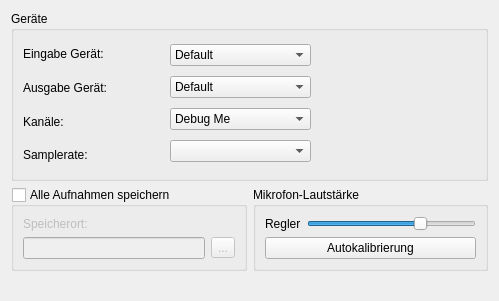
The window that ui/soundsettingsdlg.ui (KDE/simon) describes before a commit, drawn with Qt 5.
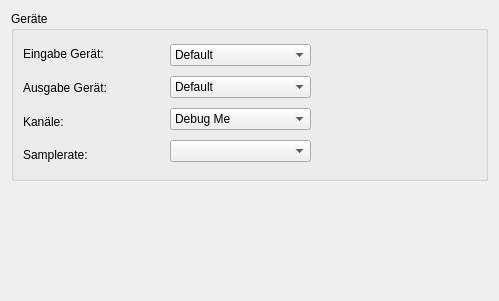
The same window after the commit. Icons and pictures are not drawn. Custom widgets are drawn as their Qt base class.

Patch:
```diff
--- a/ui/soundsettingsdlg.ui
+++ b/ui/soundsettingsdlg.ui
@@ -166,108 +166,6 @@
      </layout>
     </widget>
    </item>
-   <item>
-    <layout class="QHBoxLayout" >
-     <item>
-      <widget class="SimonGroupBox" name="groupBox" >
-       <property name="title" >
-        <string>Alle Aufnahmen speichern</string>
-       </property>
-       <property name="flat" >
-        <bool>false</bool>
-       </property>
-       <property name="checkable" >
-        <bool>true</bool>
-       </property>
-       <property name="checked" >
-        <bool>false</bool>
-       </property>
-       <layout class="QVBoxLayout" >
-        <item>
-         <widget class="QLabel" name="lbSaveRecordingsTo" >
-          <property name="enabled" >
-           <bool>false</bool>
-          </property>
-          <property name="text" >
-           <string>Speicherort:</string>
-          </property>
-         </widget>
-        </item>
-        <item>
-         <layout class="QHBoxLayout" >
-          <item>
-           <widget class="QLineEdit" name="leSaveRecordingsTo" >
-            <property name="enabled" >
-             <bool>false</bool>
-            </property>
-           </widget>
-          </item>
-          <item>
-           <widget class="QToolButton" name="tbSelectDirForRecs" >
-            <property name="enabled" >
-             <bool>false</bool>
-            </property>
-            <property name="text" >
-             <string>...</string>
-            </property>
-            <property name="icon" >
-             <iconset resource="../other_icons.qrc" >:/images/icons/folder.svg</iconset>
-            </property>
-           </widget>
-          </item>
-         </layout>
-        </item>
-       </layout>
-      </widget>
-     </item>
-     <item>
-      <widget class="QGroupBox" name="gbCalibrate" >
-       <property name="title" >
-        <string>Mikrofon-Lautstärke</string>
-       </property>
-       <property name="flat" >
-        <bool>false</bool>
-       </property>
-       <layout class="QVBoxLayout" >
-        <item>
-         <layout class="QHBoxLayout" >
-          <item>
-           <widget class="QLabel" name="lbAdjuster" >
-            <property name="text" >
-             <string>Regler</string>
-            </property>
-            <property name="buddy" >
-             <cstring>hsMic</cstring>
-            </property>
-           </widget>
-          </item>
-          <item>
-           <widget class="SimonSlider" name="hsMic" >
-            <property name="value" >
-             <number>68</number>
-            </property>
-            <property name="orientation" >
-             <enum>Qt::Horizontal</enum>
-            </property>
-            <property name="tickInterval" >
-             <number>0</number>
-            </property>
-           </widget>
-          </item>
-         </layout>
-        </item>
-        <item>
-         <widget class="QPushButton" name="pbAutoCalibrate" >
-          <property name="text" >
-           <string>Autokalibrierung</string>
-          </property>
-         </widget>
-        </item>
-       </layout>
-      </widget>
-     </item>
-    </layout>
-   </item>
    <item>
     <spacer>
      <property name="orientation" >
@@ -289,17 +187,6 @@
    <extends>QComboBox</extends>
    <header>simoncombobox.h</header>
   </customwidget>
-  <customwidget>
-   <class>SimonGroupBox</class>
-   <extends>QGroupBox</extends>
-   <header>simongroupbox.h</header>
-   <container>1</container>
-  </customwidget>
-  <customwidget>
-   <class>SimonSlider</class>
-   <extends>QSlider</extends>
-   <header>simonslider.h</header>
-  </customwidget>
  </customwidgets>
  <resources>
   <include location="../others.qrc" />
```
